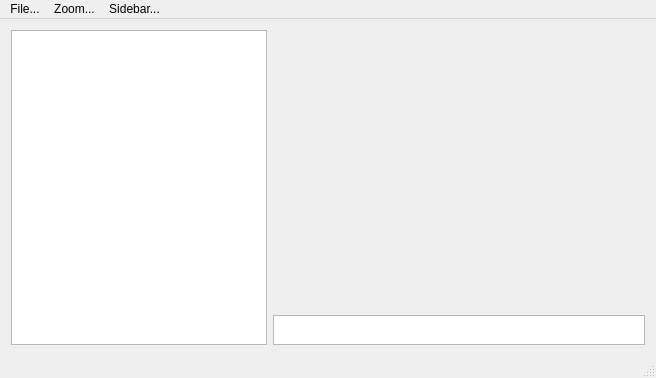
flxw/folienizer, file mainwindow.ui: the form before one commit.
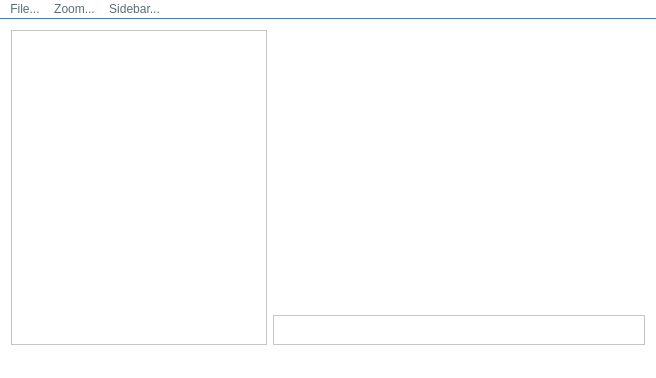
The form after the commit. Custom widgets are drawn as their Qt base class.

Patch:
```diff
--- a/mainwindow.ui
+++ b/mainwindow.ui
@@ -13,6 +13,38 @@
   <property name="windowTitle">
    <string>folienizer</string>
   </property>
+  <property name="styleSheet">
+   <string notr="true">QMenuBar {
+	border-bottom: 1px solid #268bd2;
+}
+
+QMenuBar,
+QMenu {
+	margin: 0;
+	padding: 0;
+}
+
+QMenu::item#menuZoom,
+QMenu::item#menuSidebar {
+	margin: 0;
+	padding: 2px 2px 2px 15px;
+}
+
+QMenuBar::item:selected,
+QMenu::item:selected {
+	color: #ffffff;
+	background-color: #268bd2;
+}
+
+QMenu::item:disabled {
+	visible: false;
+}
+
+* {
+	background-color: #ffffff;
+	color: #586e75;
+}</string>
+  </property>
   <widget class="QWidget" name="centralWidget">
    <layout class="QGridLayout" name="gridLayout">
     <item row="0" column="1">
@@ -104,7 +136,7 @@
      <x>0</x>
      <y>0</y>
      <width>656</width>
-     <height>28</height>
+     <height>19</height>
     </rect>
    </property>
    <widget class="QMenu" name="menuFile">
```
Left out of the diff: 17 changed lines with no effect on the pictures.
